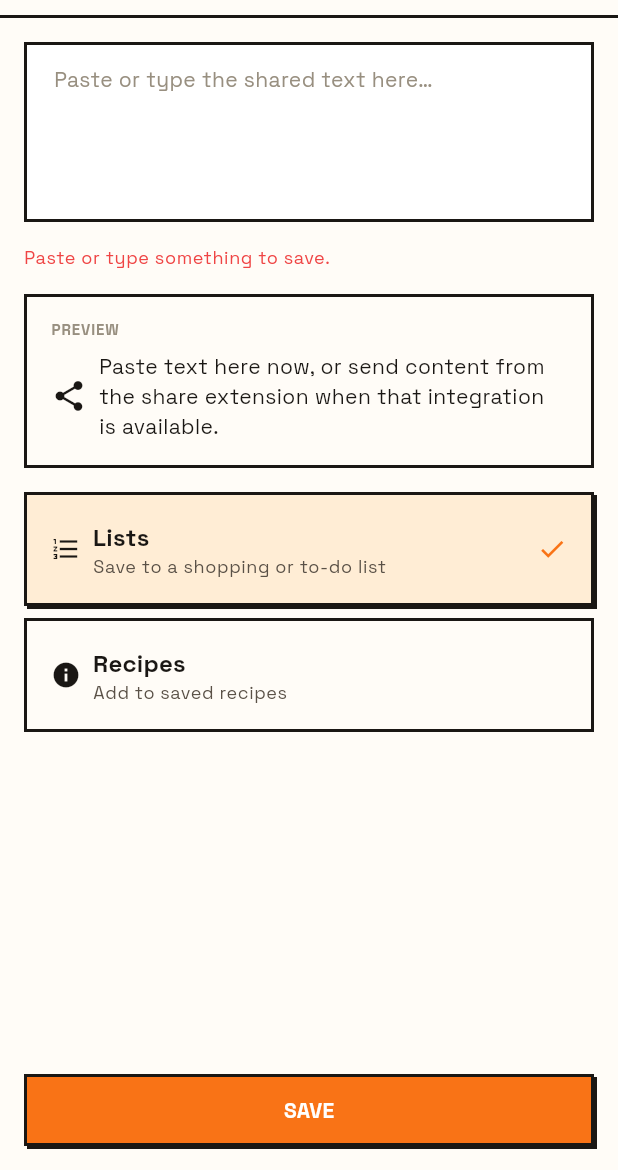
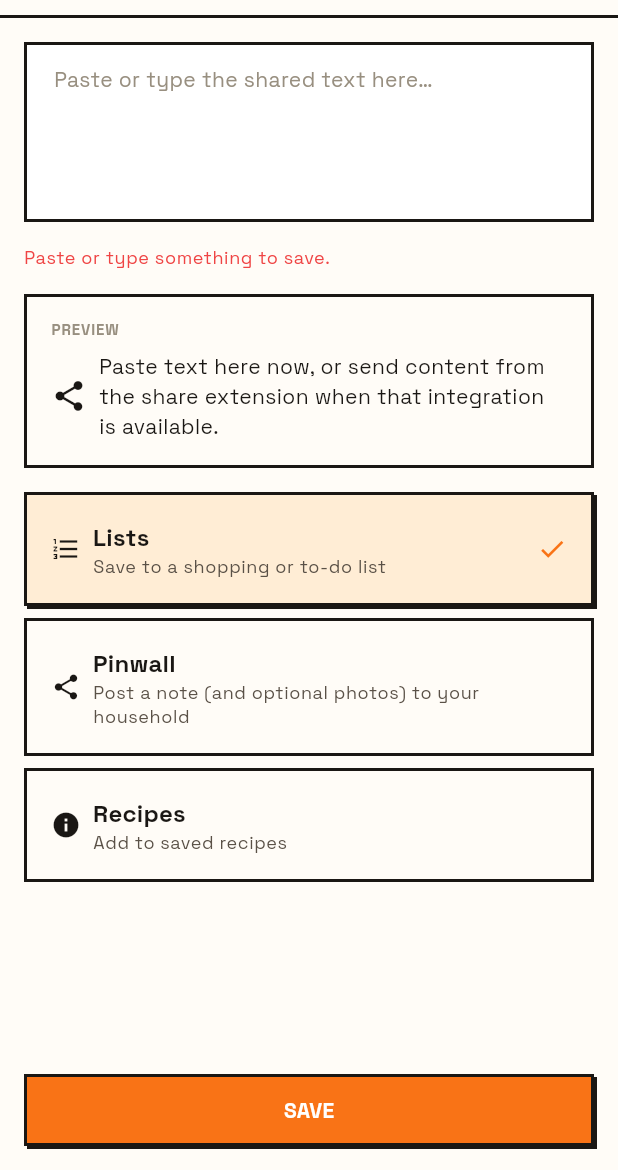
Before and after one commit to tropicalthink/mitlist, a Flutter app: the ShareTargetScreen screen opened by its route, after a tap on "Lists", after a tap on "SAVE", on a phone screen of 412 x 824 dp, the part 66-1236 px from its top. Run offline on Flutter 3.47's test engine with Material 3 defaults, Android fonts, the phone set to English and light mode, and no system bars; our stand-ins replace confetti, dio, drift, drift_flutter, flutter_riverpod, go_router and 6 more; missing offline and left inert: dart:html; accounts and stored records are empty; generated files the repository leaves out were written again.

Commit message:
feat: enhance ShareTargetScreen with pinwall media and group selection
- Added functionality to select a group for sharing notes and media, improving user interaction with household features.
- Implemented media picking capabilities for pinwall posts, allowing users to attach photos alongside notes.
- Introduced error handling for empty submissions in pinwall, ensuring users provide content or media before saving.
- Updated UI to reflect media attachment status and provide options for adding or clearing photos.

These changes significantly enhance the ShareTargetScreen, streamlining the process of sharing notes and media within households.

```diff
--- a/frontend/lib/screens/share_target_screen.dart
+++ b/frontend/lib/screens/share_target_screen.dart
@@ -1,10 +1,13 @@
 import 'package:flutter_riverpod/flutter_riverpod.dart';
 
 import 'package:flutter/material.dart';
+import 'package:image_picker/image_picker.dart';
 import '../theme/colors.dart';
 import '../theme/spacing.dart';
 import '../theme/typography.dart';
+import '../providers/attachment_provider.dart';
 import '../providers/group_provider.dart';
+import '../providers/pinwall_provider.dart';
 import '../providers/share_target_provider.dart';
 import '../widgets/app_button.dart';
 import '../widgets/app_card.dart';
@@ -37,6 +40,7 @@ class _ShareTargetScreenState extends ConsumerState<ShareTargetScreen> {
   final TextEditingController _textController = TextEditingController();
   bool _isSaving = false;
   String? _error;
+  final List<XFile> _pendingMedia = [];
 
   static const List<_DestinationOption> _options = [
     _DestinationOption(
@@ -44,6 +48,12 @@ class _ShareTargetScreenState extends ConsumerState<ShareTargetScreen> {
       label: 'Lists',
       icon: 'queueList',
       description: 'Save to a shopping or to-do list',
+    ),
+    _DestinationOption(
+      id: 'pinwall',
+      label: 'Pinwall',
+      icon: 'share',
+      description: 'Post a note (and optional photos) to your household',
     ),
     _DestinationOption(
       id: 'recipes',
@@ -56,6 +66,7 @@ class _ShareTargetScreenState extends ConsumerState<ShareTargetScreen> {
   void _onDestinationTapped(String id) {
     setState(() {
       _selectedDestination = id;
+      _error = null;
     });
   }
 
@@ -65,11 +76,72 @@ class _ShareTargetScreenState extends ConsumerState<ShareTargetScreen> {
     super.dispose();
   }
 
+  Future<String?> _pickGroupId() async {
+    final groupService = await ref.read(groupServiceProviderAsync.future);
+    final groups = await groupService.listGroups(limit: 50);
+    if (!mounted) return null;
+    if (groups.isEmpty) return null;
+    if (groups.length == 1) return groups.first.id;
+
+    return showModalBottomSheet<String>(
+      context: context,
+      showDragHandle: true,
+      builder: (ctx) {
+        return SafeArea(
+          child: ListView.separated(
+            padding: const EdgeInsets.all(MitlistSpacing.md),
+            shrinkWrap: true,
+            itemCount: groups.length,
+            separatorBuilder: (_, __) => const SizedBox(height: MitlistSpacing.xs),
+            itemBuilder: (context, i) {
+              final g = groups[i];
+              return AppCard(
+                variant: AppCardVariant.outlined,
+                interactive: true,
+                onTap: () => Navigator.of(ctx).pop(g.id),
+                padding: AppCardPadding.md,
+                child: Row(
+                  children: [
+                    const AppIcon(name: 'userGroup'),
+                    const SizedBox(width: MitlistSpacing.sm),
+                    Expanded(
+                      child: Text(
+                        g.name,
+                        maxLines: 1,
+                        overflow: TextOverflow.ellipsis,
+                        style: Theme.of(context).textTheme.titleMedium,
+                      ),
+                    ),
+                  ],
+                ),
+              );
+            },
+          ),
+        );
+      },
+    );
+  }
+
+  Future<void> _pickMedia() async {
+    final picker = ImagePicker();
+    final files = await picker.pickMultiImage();
+    if (!mounted || files.isEmpty) return;
+    setState(() {
+      _pendingMedia.addAll(files);
+      _error = null;
+    });
+  }
+
   Future<void> _onSave() async {
     if (_selectedDestination == null) return;
     final text = _textController.text.trim();
-    if (text.isEmpty) {
+    final isPinwall = _selectedDestination == 'pinwall';
+    if (!isPinwall && text.isEmpty) {
       setState(() => _error = 'Paste or type something to save.');
+      return;
+    }
+    if (isPinwall && text.isEmpty && _pendingMedia.isEmpty) {
+      setState(() => _error = 'Add a note or at least one photo.');
       return;
     }
 
@@ -82,16 +154,49 @@ class _ShareTargetScreenState extends ConsumerState<ShareTargetScreen> {
       final shareService = await ref.read(shareTargetServiceProviderAsync.future);
 
       if (_selectedDestination == 'lists') {
-        final groupService = await ref.read(groupServiceProviderAsync.future);
-        final groups = await groupService.listGroups(limit: 1);
-        if (groups.isEmpty) {
+        final groupId = await _pickGroupId();
+        if (groupId == null) {
           setState(() {
             _error = 'Create or join a household first.';
             _isSaving = false;
           });
           return;
         }
-        await shareService.createListFromShare(groupId: groups.first.id, text: text);
+        await shareService.createListFromShare(groupId: groupId, text: text);
+      } else if (_selectedDestination == 'pinwall') {
+        final groupId = await _pickGroupId();
+        if (groupId == null) {
+          setState(() {
+            _error = 'Create or join a household first.';
+            _isSaving = false;
+          });
+          return;
+        }
+
+        final pinwallSvc = await ref.read(pinwallServiceProviderAsync.future);
+        final post = await pinwallSvc.createPost(
+          groupId,
+          content: text.isEmpty ? ' ' : text,
+        );
+
+        if (_pendingMedia.isNotEmpty) {
+          final attachmentRepo = await ref.read(attachmentRepositoryProvider.future);
+          for (final f in List<XFile>.from(_pendingMedia)) {
+            final bytes = await f.readAsBytes();
+            final a = await attachmentRepo.uploadAttachment(
+              groupId: groupId,
+              purpose: 'pinwall_media',
+              filename: f.name,
+              contentType: 'image/*',
+              bytes: bytes,
+            );
+            await pinwallSvc.attachPostAttachment(
+              groupId: groupId,
+              postId: post.id,
+              attachmentId: a.id,
+            );
+          }
+        }
       } else {
         await shareService.createRecipeFromShare(text: text);
       }
@@ -129,6 +234,29 @@ class _ShareTargetScreenState extends ConsumerState<ShareTargetScreen> {
                 hintText: 'Paste or type the shared text here…',
               ),
             ),
+            if (_selectedDestination == 'pinwall') ...[
+              const SizedBox(height: MitlistSpacing.sm),
+              Row(
+                children: [
+                  AppButton(
+                    size: AppButtonSize.sm,
+                    variant: AppButtonVariant.outline,
+                    text: _pendingMedia.isEmpty
+                        ? 'Add photos'
+                        : '${_pendingMedia.length} photo(s) added',
+                    onPressed: _isSaving ? null : _pickMedia,
+                  ),
+                  const Spacer(),
+                  if (_pendingMedia.isNotEmpty)
+                    TextButton(
+                      onPressed: _isSaving
+                          ? null
+                          : () => setState(() => _pendingMedia.clear()),
+                      child: const Text('Clear'),
+                    ),
+                ],
+              ),
+            ],
             const SizedBox(height: MitlistSpacing.md),
             if (_error != null) ...[
               Text(
```
